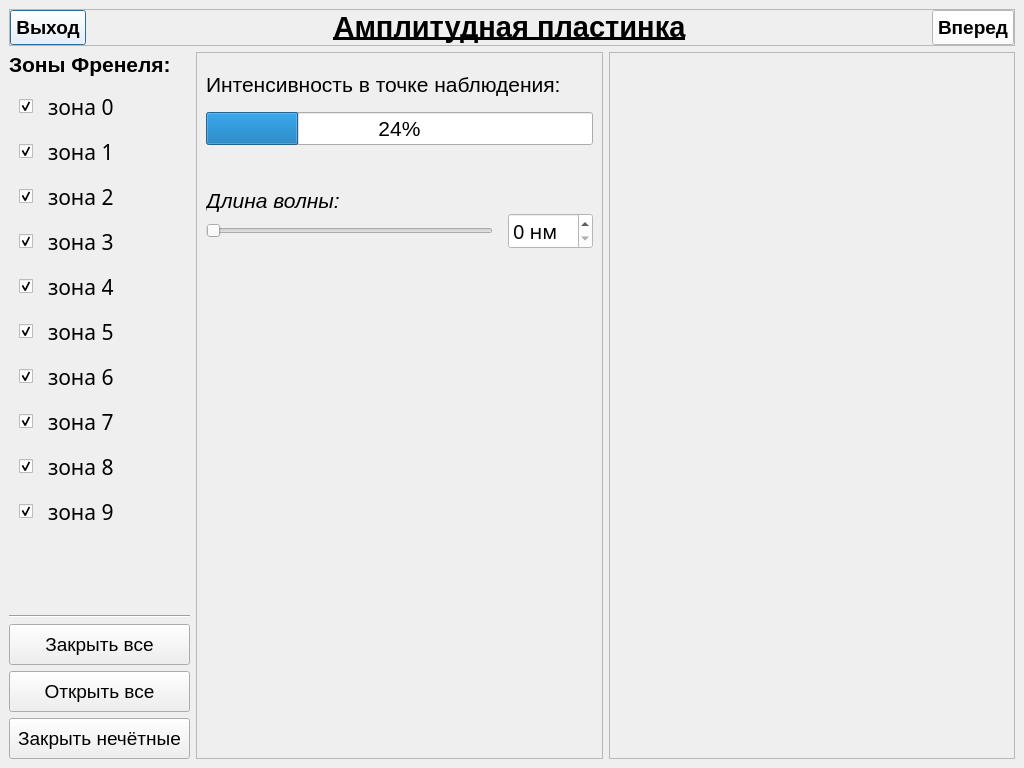
Before: the Qt Designer form QtFresnelZones/amplitudeplatewindow.ui in Lnd-stoL/fresnel-zones-qt, drawn with Qt 5.
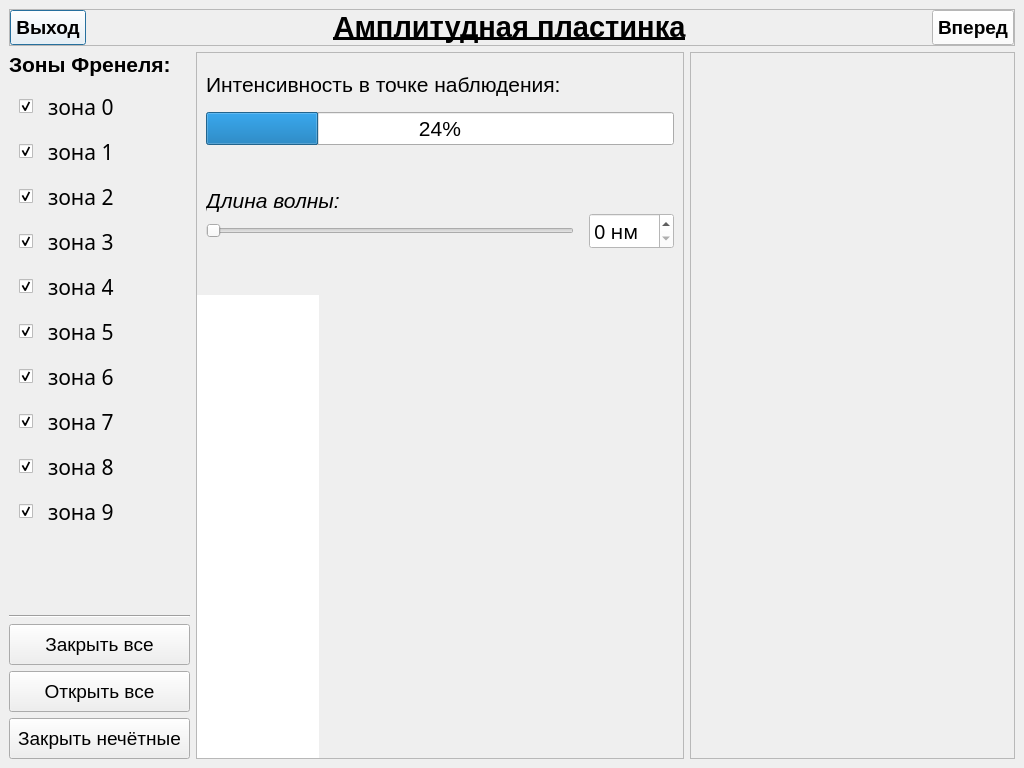
After: the same form once the commit is applied. Custom widgets are drawn as their Qt base class.

Commit message: no auto scaling for zones

Diff of the .ui file:
```diff
--- a/QtFresnelZones/amplitudeplatewindow.ui
+++ b/QtFresnelZones/amplitudeplatewindow.ui
@@ -20,7 +20,7 @@
      <verstretch>0</verstretch>
     </sizepolicy>
    </property>
-   <layout class="QGridLayout" name="gridLayout" columnstretch="0,2,2">
+   <layout class="QGridLayout" name="gridLayout" columnstretch="0,3,2">
     <item row="1" column="1">
      <widget class="QFrame" name="frame_4">
       <property name="sizePolicy">
@@ -116,22 +116,6 @@
          </layout>
         </widget>
        </item>
-       <item row="2" column="0" colspan="2">
-        <widget class="ZonesGraph" name="widget_Zones" native="true">
-         <property name="sizePolicy">
-          <sizepolicy hsizetype="Preferred" vsizetype="Preferred">
-           <horstretch>0</horstretch>
-           <verstretch>0</verstretch>
-          </sizepolicy>
-         </property>
-         <property name="minimumSize">
-          <size>
-           <width>0</width>
-           <height>0</height>
-          </size>
-         </property>
-        </widget>
-       </item>
        <item row="1" column="0" alignment="Qt::AlignTop">
         <widget class="QWidget" name="widget_4" native="true">
          <property name="sizePolicy">
@@ -223,6 +207,52 @@
          </layout>
         </widget>
        </item>
+       <item row="2" column="0">
+        <widget class="QWidget" name="widget_5" native="true">
+         <layout class="QHBoxLayout" name="horizontalLayout_13" stretch="2,6">
+          <property name="spacing">
+           <number>0</number>
+          </property>
+          <property name="leftMargin">
+           <number>0</number>
+          </property>
+          <property name="topMargin">
+           <number>0</number>
+          </property>
+          <property name="rightMargin">
+           <number>0</number>
+          </property>
+          <property name="bottomMargin">
+           <number>0</number>
+          </property>
+          <item>
+           <widget class="SchemeGraph" name="widget_6" native="true">
+            <property name="styleSheet">
+             <string notr="true">background-color:#ffffff;</string>
+            </property>
+           </widget>
+          </item>
+          <item>
+           <widget class="ZonesGraph" name="widget_Zones" native="true">
+            <property name="sizePolicy">
+             <sizepolicy hsizetype="Preferred" vsizetype="Preferred">
+              <horstretch>0</horstretch>
+              <verstretch>0</verstretch>
+             </sizepolicy>
+            </property>
+            <property name="minimumSize">
+             <size>
+              <width>0</width>
+              <height>0</height>
+             </size>
+            </property>
+            <zorder>widget_6</zorder>
+            <zorder>widget_6</zorder>
+           </widget>
+          </item>
+         </layout>
+        </widget>
+       </item>
       </layout>
      </widget>
     </item>
@@ -1053,6 +1083,11 @@
    <extends>QSpinBox</extends>
    <header>fontscalablespinbox.h</header>
   </customwidget>
+  <customwidget>
+   <class>SchemeGraph</class>
+   <extends>QWidget</extends>
+   <header>schemegraph.h</header>
+  </customwidget>
  </customwidgets>
  <resources/>
  <connections/>
```
The commit also changes 2 other files.
